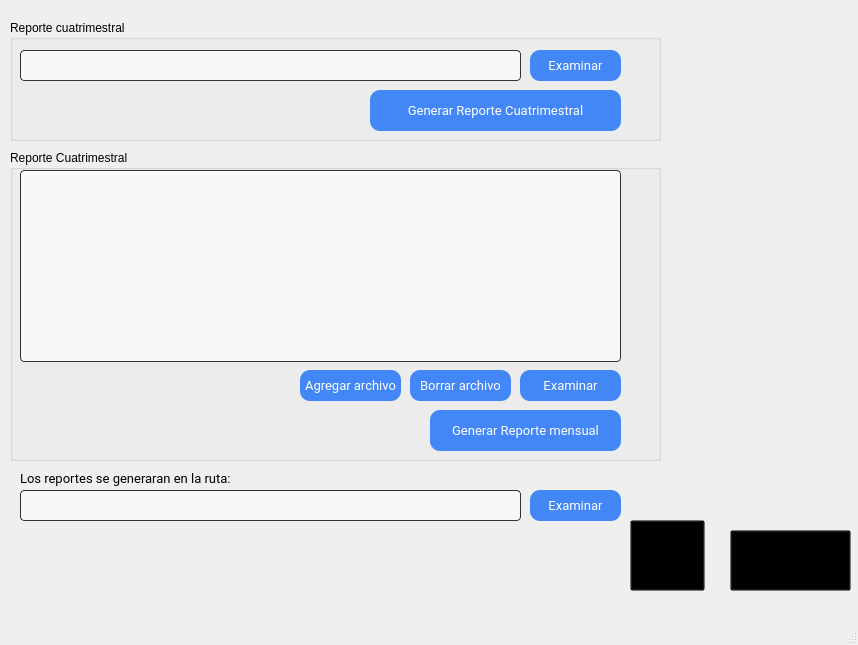
Above: test.ui from NahuelM/Pdf-scraper-and-create before the change. Below: the same form after it.
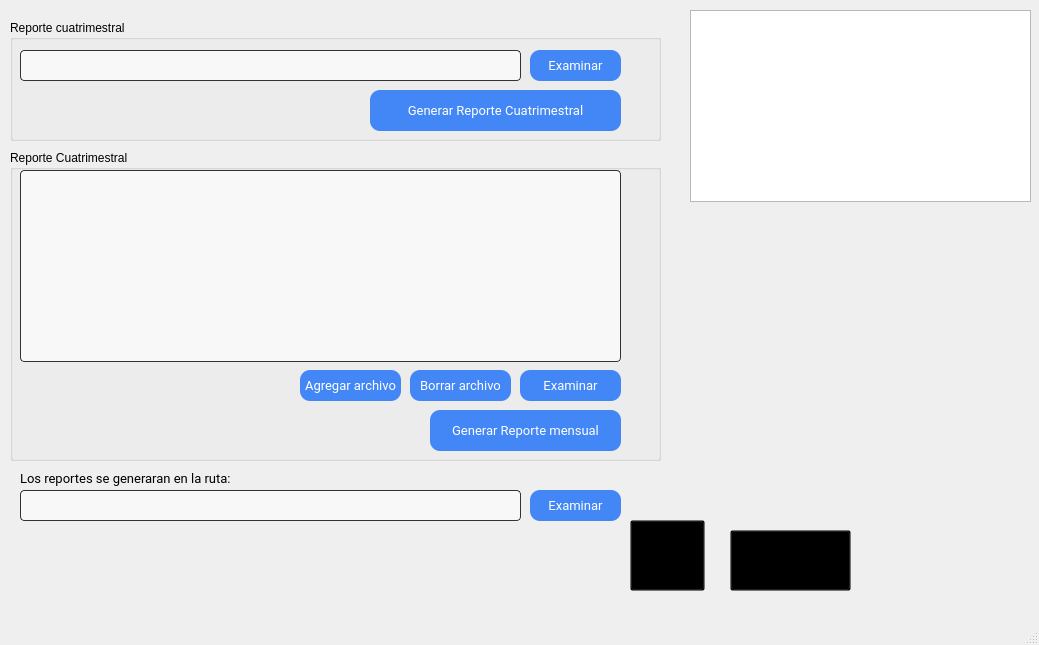
That is the form after the change. Icons and pictures are not drawn.

```diff
--- a/test.ui
+++ b/test.ui
@@ -6,7 +6,7 @@
    <rect>
     <x>0</x>
     <y>0</y>
-    <width>858</width>
+    <width>1039</width>
     <height>645</height>
    </rect>
   </property>
@@ -511,6 +511,22 @@
      </size>
     </property>
    </widget>
+   <widget class="QTableWidget" name="tableWidget">
+    <property name="geometry">
+     <rect>
+      <x>690</x>
+      <y>10</y>
+      <width>341</width>
+      <height>192</height>
+     </rect>
+    </property>
+    <property name="baseSize">
+     <size>
+      <width>100</width>
+      <height>100</height>
+     </size>
+    </property>
+   </widget>
   </widget>
   <widget class="QMenuBar" name="menubar">
    <property name="geometry">
```
Left out of the diff: 12 changed lines with no effect on the pictures.
